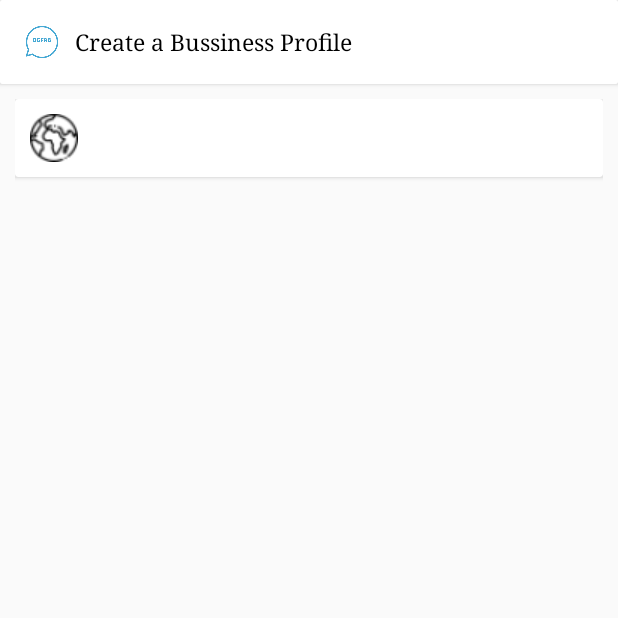
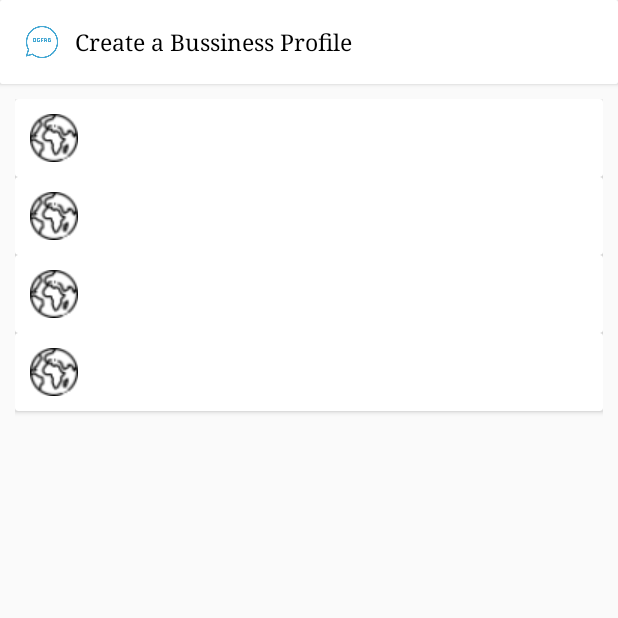
Before and after one commit to raghsahu/DGFAB_8july_New_Dynamic, an Android app: the Main_Registration_1 screen opened directly, with no data from a screen before it, on a phone screen of 412 x 824 dp, the top half of it. Run offline under Robolectric (Android 15) with nearby library versions, the phone set to English and light mode, and no system bars.

```diff
--- /dev/null
+++ b/app/src/main/java/com/example/dgfab/Buyers/Buyer_Main_Navigation.java
@@ -0,0 +1,27 @@
+package com.example.dgfab.Buyers;
+
+import android.content.Intent;
+import android.os.Bundle;
+import android.support.v7.app.AppCompatActivity;
+import android.view.View;
+import android.widget.TextView;
+
+import com.example.dgfab.Activity.Buyer_guest_login.Use_reason_Activity;
+import com.example.dgfab.LoginandReg.ManuLoginActivity;
+import com.example.dgfab.R;
+public class Buyer_Main_Navigation extends AppCompatActivity {
+    TextView logorreg;
+    @Override
+    protected void onCreate(Bundle savedInstanceState) {
+        super.onCreate(savedInstanceState);
+        setContentView(R.layout.activity_buyer__main__navigation);
+        logorreg =findViewById(R.id.logorreg);
+        logorreg.setOnClickListener(new View.OnClickListener() {
+            @Override
+            public void onClick(View v) {
+                Intent intent = new Intent(Buyer_Main_Navigation.this , ManuLoginActivity.class);
+                startActivity(intent);
+            }
+        });
+    }
+}
--- a/app/src/main/res/layout/activity_main__registration_1.xml
+++ b/app/src/main/res/layout/activity_main__registration_1.xml
@@ -81,6 +81,98 @@
 
         </android.support.v7.widget.CardView>
 
+        <android.support.v7.widget.CardView
+            android:layout_width="match_parent"
+            android:layout_height="wrap_content">
+            <LinearLayout
+                android:weightSum="2"
+                android:padding="10dp"
+                android:layout_width="match_parent"
+                android:layout_height="wrap_content">
+                <ImageView
+                    android:layout_weight="0"
+                    android:src="@drawable/planetearth"
+                    android:layout_width="wrap_content"
+                    android:layout_height="wrap_content" />
+                <android.support.design.widget.TextInputLayout
+                    android:layout_weight="1"
+                    android:layout_width="match_parent"
+                    android:layout_height="match_parent">
+                    <EditText
 
+                        android:background="@null"
+
+                        android:layout_width="match_parent"
+                        android:layout_height="match_parent" />
+
+                </android.support.design.widget.TextInputLayout>
+
+            </LinearLayout>
+
+
+
+        </android.support.v7.widget.CardView>
+        <android.support.v7.widget.CardView
+            android:layout_width="match_parent"
+            android:layout_height="wrap_content">
+            <LinearLayout
+                android:weightSum="2"
+                android:padding="10dp"
+                android:layout_width="match_parent"
+                android:layout_height="wrap_content">
+                <ImageView
+                    android:layout_weight="0"
+                    android:src="@drawable/planetearth"
+                    android:layout_width="wrap_content"
+                    android:layout_height="wrap_content" />
+                <android.support.design.widget.TextInputLayout
+                    android:layout_weight="1"
+                    android:layout_width="match_parent"
+                    android:layout_height="match_parent">
+                    <EditText
+
+                        android:background="@null"
+
+                        android:layout_width="match_parent"
+                        android:layout_height="match_parent" />
+
+                </android.support.design.widget.TextInputLayout>
+
+            </LinearLayout>
+
+
+
+        </android.support.v7.widget.CardView>
+        <android.support.v7.widget.CardView
+            android:layout_width="match_parent"
+            android:layout_height="wrap_content">
+            <LinearLayout
+                android:weightSum="2"
+                android:padding="10dp"
+                android:layout_width="match_parent"
+                android:layout_height="wrap_content">
+                <ImageView
+                    android:layout_weight="0"
+                    android:src="@drawable/planetearth"
+                    android:layout_width="wrap_content"
+                    android:layout_height="wrap_content" />
+                <android.support.design.widget.TextInputLayout
+                    android:layout_weight="1"
+                    android:layout_width="match_parent"
+                    android:layout_height="match_parent">
+                    <EditText
+
+                        android:background="@null"
+
+                        android:layout_width="match_parent"
+                        android:layout_height="match_parent" />
+
+                </android.support.design.widget.TextInputLayout>
+
+            </LinearLayout>
+
+
+
+        </android.support.v7.widget.CardView>
     </LinearLayout>
 </LinearLayout>
```
